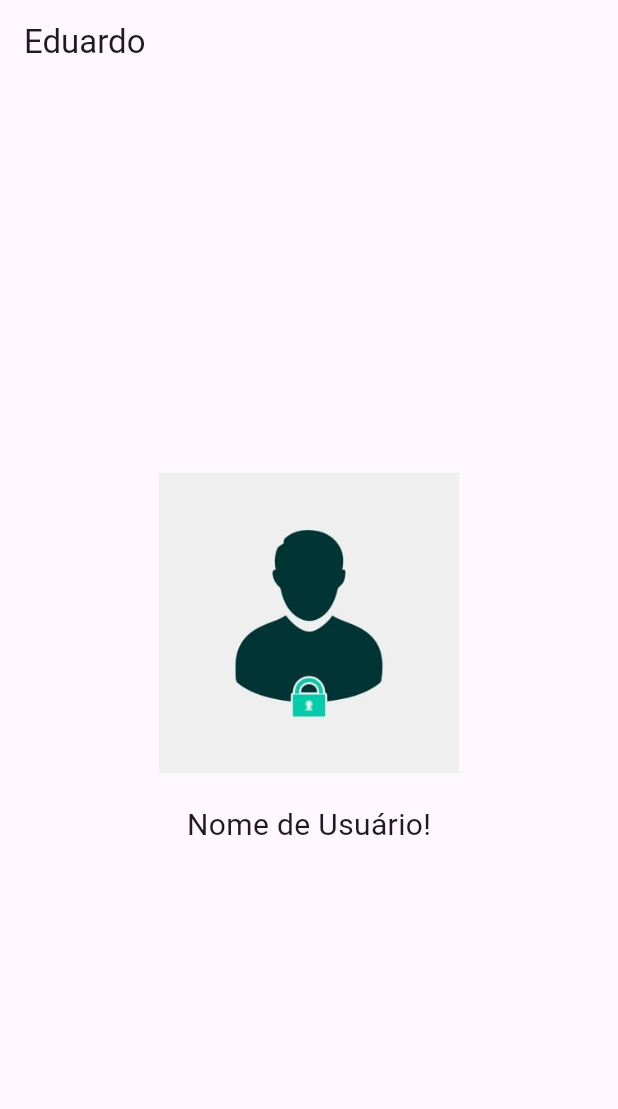
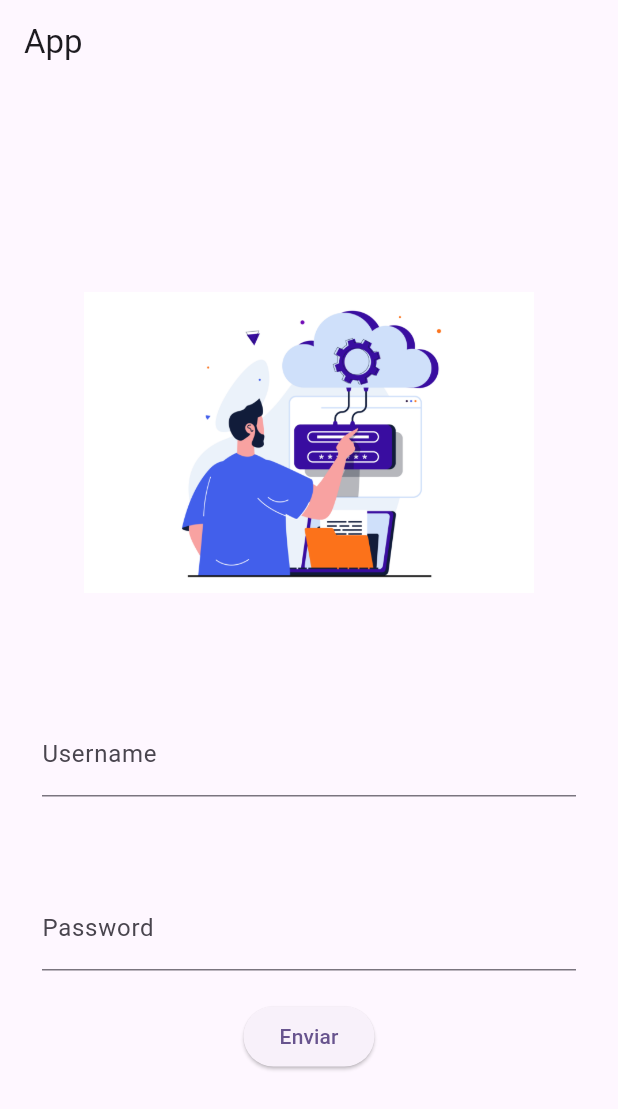
Before and after one commit to eduardowanderleyde/flutter-studies, a Flutter app: the screen it shows after launch, on a phone screen of 412 x 824 dp. Shown: the top 1109 px of the screen. Run offline on Flutter 3.47's test engine with Material 2 defaults, Android fonts, the phone set to English and light mode, and no system bars.

Commit message:
putting the screens

```diff
--- a/initial_code/lib/main.dart
+++ b/initial_code/lib/main.dart
@@ -2,7 +2,7 @@ import 'package:flutter/material.dart';
 import 'package:initial_code/pages/login_screen.dart';
 
 void main() {
-  runApp(MyApp());
+  runApp(const MyApp());
 }
 
 class MyApp extends StatelessWidget {
--- a/initial_code/lib/pages/login_screen.dart
+++ b/initial_code/lib/pages/login_screen.dart
@@ -1,4 +1,5 @@
 import 'package:flutter/material.dart';
+import 'package:initial_code/pages/task_list.dart';
 
 class LoginScreen extends StatelessWidget {
   const LoginScreen({super.key});
@@ -6,19 +7,49 @@ class LoginScreen extends StatelessWidget {
   @override
   Widget build(BuildContext context) {
     return Scaffold(
-      appBar: AppBar(title:const Text ('Eduardo'),
+      appBar: AppBar(title:const Text ('App'),
       ),
       body: Center(
-        child: Column(
-          mainAxisAlignment: MainAxisAlignment.center,
-            children:[
-              Image.asset(('assets/img/login_image.jpg'),width: 200, height: 200),
-              const SizedBox(height: 20,),
-              const Text ('Nome de Usuário!', style: TextStyle(fontSize: 20)),
-            ],
-      ),
+        child: Padding(
+          padding: const EdgeInsets.all(8.0),
+          child: Column(
+            mainAxisAlignment: MainAxisAlignment.center,
+              children:[
+                Image.asset(('assets/img/login_image.jpg'),width: 300, height: 300),
+                const SizedBox(height: 10,),
+                const Padding(
+                  padding: EdgeInsets.all(20.0),
+                  child: TextField(
+                  decoration: InputDecoration(
+                    labelText: 'Username',
+                  ),
+                  ),
+                ),
+                const SizedBox(height: 20,),
+                const Padding(
+                  padding: EdgeInsets.all(20.0),
+                  child: TextField(
+                  decoration: InputDecoration(
+                    labelText: 'Password',
+                  ),
+                  ),
+                ),
+              ElevatedButton(
+                onPressed: (){
+                  Navigator.push(context,MaterialPageRoute(builder: (context) => const TaskList()),
+                  );
+                },
+                  child: const Text('Enviar'),
+
+          ),
+          const SizedBox(height: 20,),
+          ]
+              ),
+        ),
     )
+
     );
+
 
 
   }
--- a/initial_code/pubspec.yaml
+++ b/initial_code/pubspec.yaml
@@ -11,7 +11,7 @@ environment:
 dependencies:
   flutter:
     sdk: flutter
-
+  shared_preferences: ^2.0.0
   cupertino_icons: ^1.0.2
 
 dev_dependencies:
```
Also changed, not shown: initial_code/lib/pages/task_list.dart (added, +38 -0 lines), initial_code/assets/img/login_image.jpg, initial_code/pubspec.lock, 1 other file.
